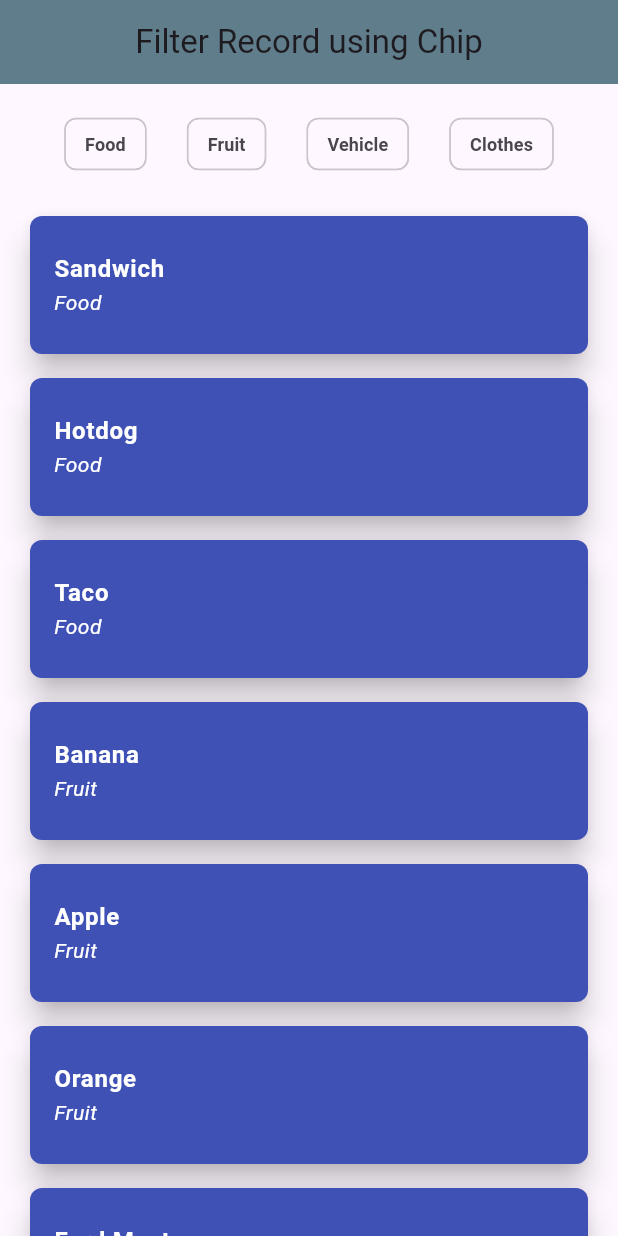
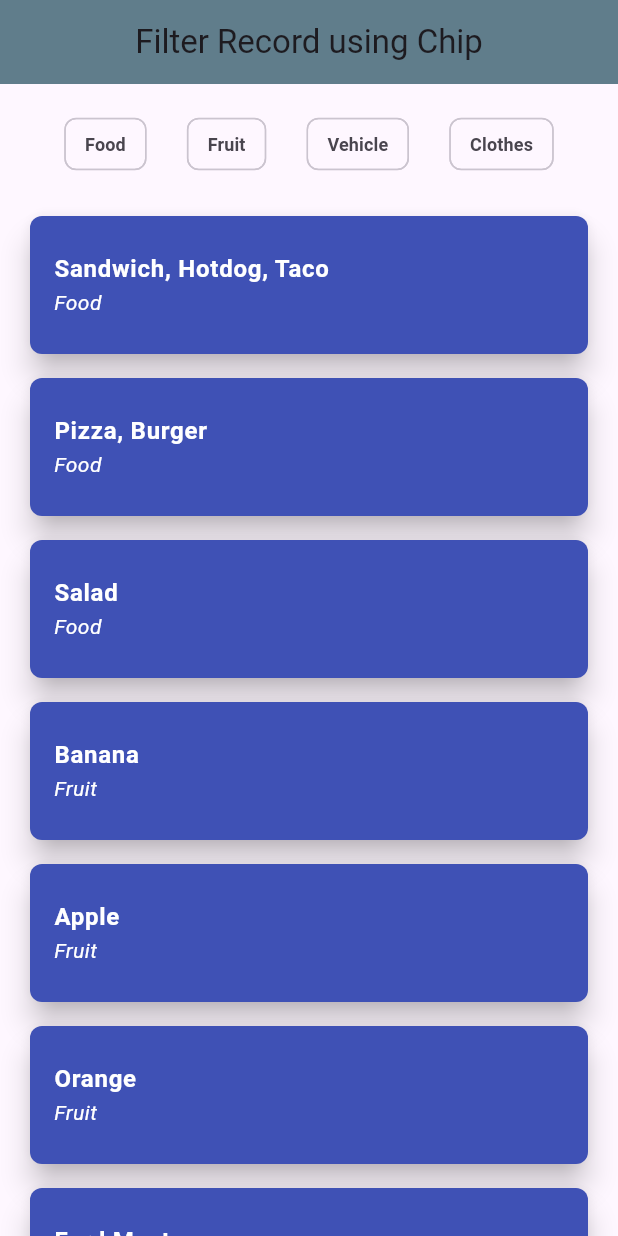
Before and after one commit to Sadid-USN/filter_data_by_chip, a Flutter app: the screen it shows after launch, on a phone screen of 412 x 824 dp. Run offline on Flutter 3.47's test engine with Material 2 defaults, Android fonts, the light colour scheme and no system bars; our stand-ins replace hive_flutter, popover; missing offline and left inert: search_highlight_text; accounts and stored records are empty.

Commit message:
map productList with to set to get category names

```diff
--- a/lib/controller/selected_categorty_controleer.dart
+++ b/lib/controller/selected_categorty_controleer.dart
@@ -1,13 +1,10 @@
+import 'package:chip_filter/models/product.dart';
 import 'package:flutter/material.dart';
 
 class SelectedCategoriesController extends ChangeNotifier {
   final List<String> selectedCategories = [];
-  final List<String> categories = [
-    "Food",
-    "Fruit",
-    "Vehicle",
-    "Clothes",
-  ];
+ final List<String> categories = productList.map((product) => product.category).toSet().toList();
+
 
   void toggleCategory(String category) {
     if (selectedCategories.contains(category)) {
--- a/lib/models/product.dart
+++ b/lib/models/product.dart
@@ -1,5 +1,5 @@
 class Product {
-  final String name;
+  final List<String> name;
   final String category;
 
   Product({
@@ -9,17 +9,52 @@ class Product {
 }
 
 final List<Product> productList = [
-  Product(name: "Sandwich", category: "Food"),
-  Product(name: "Hotdog", category: "Food"),
-  Product(name: "Taco", category: "Food"),
-  Product(name: "Banana", category: "Fruit"),
-  Product(name: "Apple", category: "Fruit"),
-  Product(name: "Orange", category: "Fruit"),
-  Product(name: "Ford Mustang", category: "Vehicle"),
-  Product(name: "Toyota Camry", category: "Vehicle"),
-  Product(name: "Tesla Model S", category: "Vehicle"),
-  Product(name: "Nike T-shirt", category: "Clothes"),
-  Product(name: "Levi's Jeans", category: "Clothes"),
-  Product(name: "Adidas Hoodie", category: "Clothes"),
-
+  Product(
+    name:   ["Sandwich", "Hotdog", "Taco"],
+    category: "Food",
+  ),
+  Product(
+    name: ["Pizza", "Burger"],
+    category: "Food",
+  ),
+  Product(
+    name: ["Salad"],
+    category: "Food",
+  ),
+  Product(
+    name: ["Banana"],
+    category: "Fruit",
+  ),
+  Product(
+    name: ["Apple"],
+    category: "Fruit",
+  ),
+  Product(
+    name: ["Orange"],
+    category: "Fruit",
+  ),
+  Product(
+    name: ["Ford Mustang"],
+    category: "Vehicle",
+  ),
+  Product(
+    name: ["Toyota Camry"],
+    category: "Vehicle",
+  ),
+  Product(
+    name: ["Tesla Model S"],
+    category: "Vehicle",
+  ),
+  Product(
+    name: ["Nike T-shirt"],
+    category: "Clothes",
+  ),
+  Product(
+    name: ["Levi's Jeans"],
+    category: "Clothes",
+  ),
+  Product(
+    name: ["Adidas Hoodie"],
+    category: "Clothes",
+  ),
 ];
--- a/lib/view/filter_chip_page.dart
+++ b/lib/view/filter_chip_page.dart
@@ -51,7 +51,7 @@ class FilterChipPage extends StatelessWidget {
               padding: const EdgeInsets.symmetric(horizontal: 12),
               itemCount: filterProductList.length,
               itemBuilder: (context, index) {
-                final products = filterProductList[index];
+                final product = filterProductList[index];
 
                 return Card(
                   elevation: 8.0,
@@ -65,14 +65,14 @@ class FilterChipPage extends StatelessWidget {
                       contentPadding: const EdgeInsets.symmetric(
                           vertical: 10, horizontal: 16),
                       title: Text(
-                        products.name,
+                        product.name.join(", "),
                         style: const TextStyle(
                           color: Colors.white,
                           fontWeight: FontWeight.bold,
                         ),
                       ),
                       subtitle: Text(
-                        products.category,
+                        product.category,
                         style: const TextStyle(
                           color: Colors.white,
                           fontStyle: FontStyle.italic,
```
